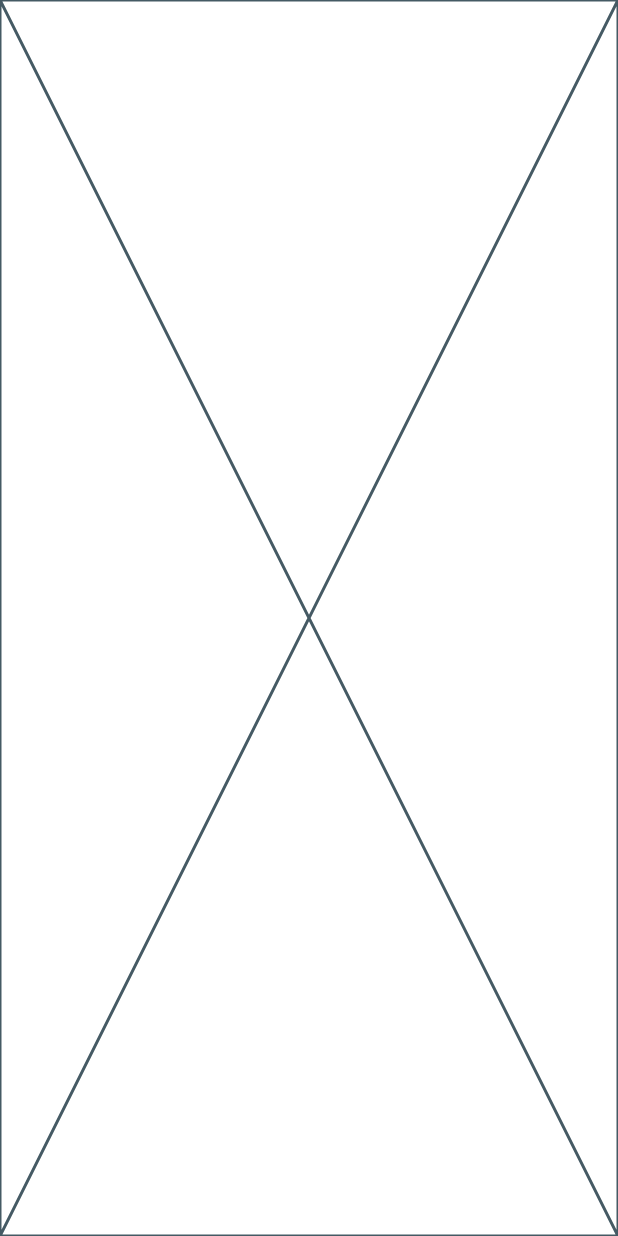
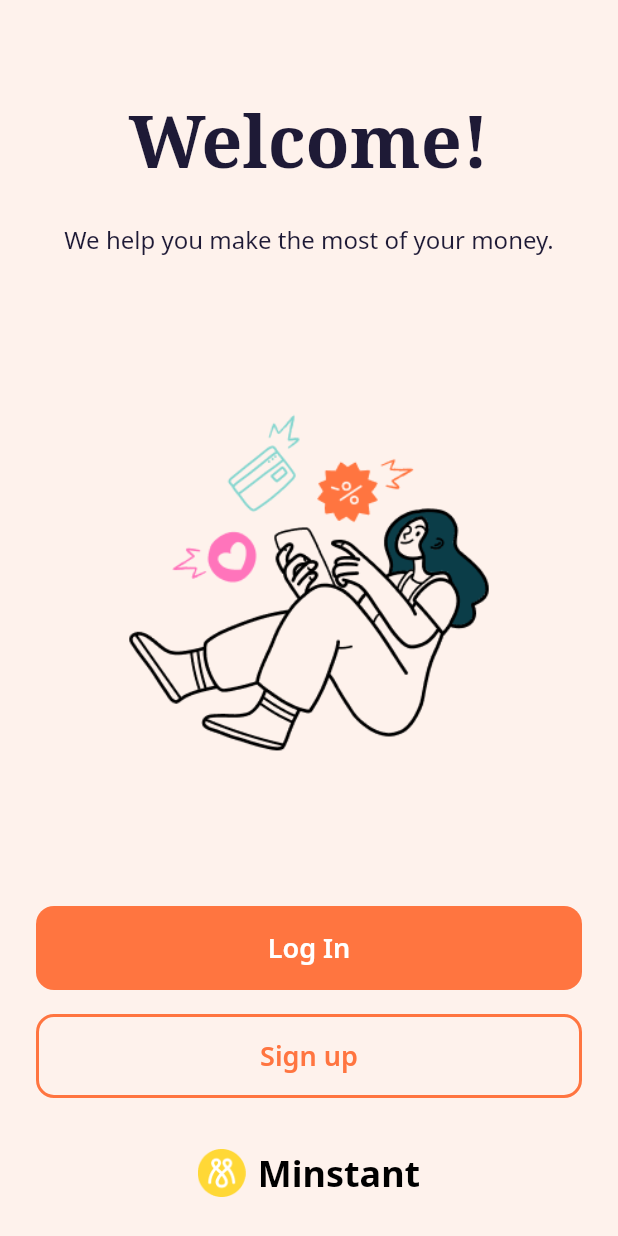
Before and after one commit to FPT-OJT/FrontEnd, a Flutter app: the WelcomeScreen screen opened by its route, on a phone screen of 412 x 824 dp. Run offline on Flutter 3.47's test engine with Material 3 defaults, Android fonts, the phone set to English and light mode, and no system bars; our stand-ins replace dio, equatable, flutter_bloc, fpdart, get_it, go_router and 2 more; accounts and stored records are empty.

Commit message:
feat(welcome): implement welcome screen UI

```diff
--- a/lib/app/router/app_router.dart
+++ b/lib/app/router/app_router.dart
@@ -1,7 +1,7 @@
 import 'package:fpt_ojt/app/router/route_names.dart';
-import 'package:fpt_ojt/features/auth/presentation/screens/welcome_screen.dart';
 import 'package:fpt_ojt/features/intro/presentation/screens/onboarding_screen.dart';
 import 'package:fpt_ojt/features/intro/presentation/screens/splash_screen.dart';
+import 'package:fpt_ojt/features/intro/presentation/screens/welcome_screen.dart';
 import 'package:go_router/go_router.dart';
 
 final goRouter = GoRouter(
--- a/lib/app/router/route_names.dart
+++ b/lib/app/router/route_names.dart
@@ -5,4 +5,7 @@ class RouteNames {
   static const String home = '/';
   static const String onboarding = '/onboarding';
   static const String welcome = '/welcome';
+  static const String loginOptions = '/login-options';
+  static const String loginDetails = '/login-details';
+  static const String registerDetails = '/register-details';
 }
--- a/lib/features/auth/presentation/screens/welcome_screen.dart
+++ /dev/null
@@ -1,8 +0,0 @@
-import 'package:flutter/widgets.dart';
-
-class WelcomeScreen extends StatelessWidget {
-  const WelcomeScreen({super.key});
-
-  @override
-  Widget build(BuildContext context) => const Placeholder();
-}
--- a/lib/features/intro/presentation/screens/welcome_screen.dart
+++ b/lib/features/intro/presentation/screens/welcome_screen.dart
@@ -1,9 +1,123 @@
 import 'package:flutter/material.dart';
+import 'package:fpt_ojt/app/router/route_names.dart';
+import 'package:fpt_ojt/core/theme/app_colors.dart';
+import 'package:go_router/go_router.dart';
 
 class WelcomeScreen extends StatelessWidget {
   const WelcomeScreen({super.key});
 
   @override
-  Widget build(BuildContext context) =>
-      const Scaffold(body: Center(child: Text('Welcome Screen')));
+  Widget build(BuildContext context) {
+    final theme = Theme.of(context);
+
+    return Scaffold(
+      backgroundColor: AppColors.neutralEggShell60,
+      body: SafeArea(
+        child: Padding(
+          padding: const EdgeInsets.symmetric(horizontal: 24),
+          child: Column(
+            children: [
+              const SizedBox(height: 60),
+              _buildTitle(theme),
+              const SizedBox(height: 16),
+              _buildSubtitle(theme),
+              const Spacer(),
+              _buildIllustration(),
+              const Spacer(),
+              _buildLoginButton(context, theme),
+              const SizedBox(height: 16),
+              _buildSignUpButton(context, theme),
+              const SizedBox(height: 32),
+              _buildBrand(theme),
+              const SizedBox(height: 24),
+            ],
+          ),
+        ),
+      ),
+    );
+  }
+
+  Widget _buildTitle(ThemeData theme) => Text(
+    'Welcome!',
+    style: theme.textTheme.displayLarge?.copyWith(
+      color: AppColors.secondaryNavy,
+      fontWeight: FontWeight.bold,
+      fontSize: 48,
+    ),
+  );
+
+  Widget _buildSubtitle(ThemeData theme) => Text(
+    'We help you make the most of your money.',
+    style: theme.textTheme.bodyLarge?.copyWith(
+      color: AppColors.secondaryNavy,
+      fontSize: 16,
+    ),
+    textAlign: TextAlign.center,
+  );
+
+  Widget _buildIllustration() => Image.asset(
+    'assets/images/welcome_image.png',
+    height: 280,
+    fit: BoxFit.contain,
+  );
+
+  Widget _buildLoginButton(BuildContext context, ThemeData theme) => SizedBox(
+    width: double.infinity,
+    height: 56,
+    child: ElevatedButton(
+      onPressed: () => context.push(RouteNames.loginOptions),
+      style: ElevatedButton.styleFrom(
+        backgroundColor: AppColors.secondaryCoral,
+        foregroundColor: AppColors.neutralWhite,
+        shape: RoundedRectangleBorder(borderRadius: BorderRadius.circular(12)),
+        elevation: 0,
+      ),
+      child: Text(
+        'Log In',
+        style: theme.textTheme.titleMedium?.copyWith(
+          color: AppColors.neutralWhite,
+          fontWeight: FontWeight.w600,
+          fontSize: 18,
+        ),
+      ),
+    ),
+  );
+
+  Widget _buildSignUpButton(BuildContext context, ThemeData theme) => SizedBox(
+    width: double.infinity,
+    height: 56,
+    child: OutlinedButton(
+      onPressed: () => context.push(RouteNames.registerDetails),
+      style: OutlinedButton.styleFrom(
+        foregroundColor: AppColors.secondaryCoral,
+        side: const BorderSide(color: AppColors.secondaryCoral, width: 2),
+        shape: RoundedRectangleBorder(borderRadius: BorderRadius.circular(12)),
+        backgroundColor: Colors.transparent,
+      ),
+      child: Text(
+        'Sign up',
+        style: theme.textTheme.titleMedium?.copyWith(
+          color: AppColors.secondaryCoral,
+          fontWeight: FontWeight.w600,
+          fontSize: 18,
+        ),
+      ),
+    ),
+  );
+
+  Widget _buildBrand(ThemeData theme) => Row(
+    mainAxisAlignment: MainAxisAlignment.center,
+    children: [
+      Image.asset('assets/images/logo.png', height: 32, width: 32),
+      const SizedBox(width: 8),
+      Text(
+        'Minstant',
+        style: theme.textTheme.titleLarge?.copyWith(
+          color: AppColors.neutralBlack,
+          fontWeight: FontWeight.bold,
+          fontSize: 24,
+        ),
+      ),
+    ],
+  );
 }
```
Also changed, not shown: assets/images/logo.png (added), assets/images/welcome_image.png (added).
